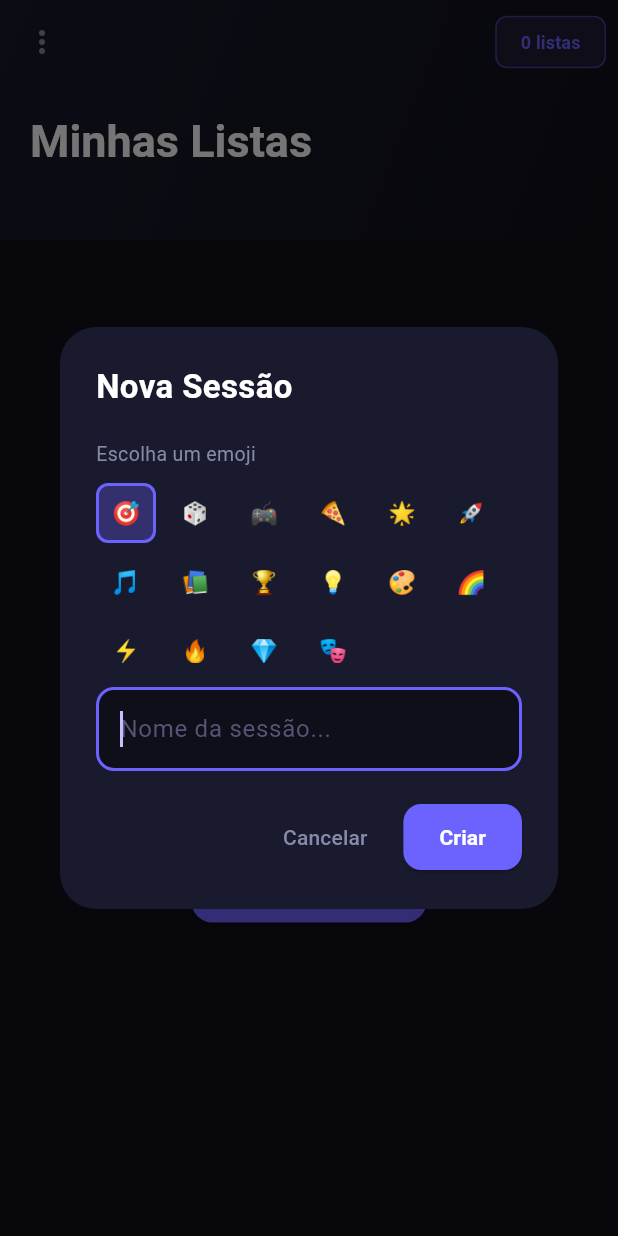
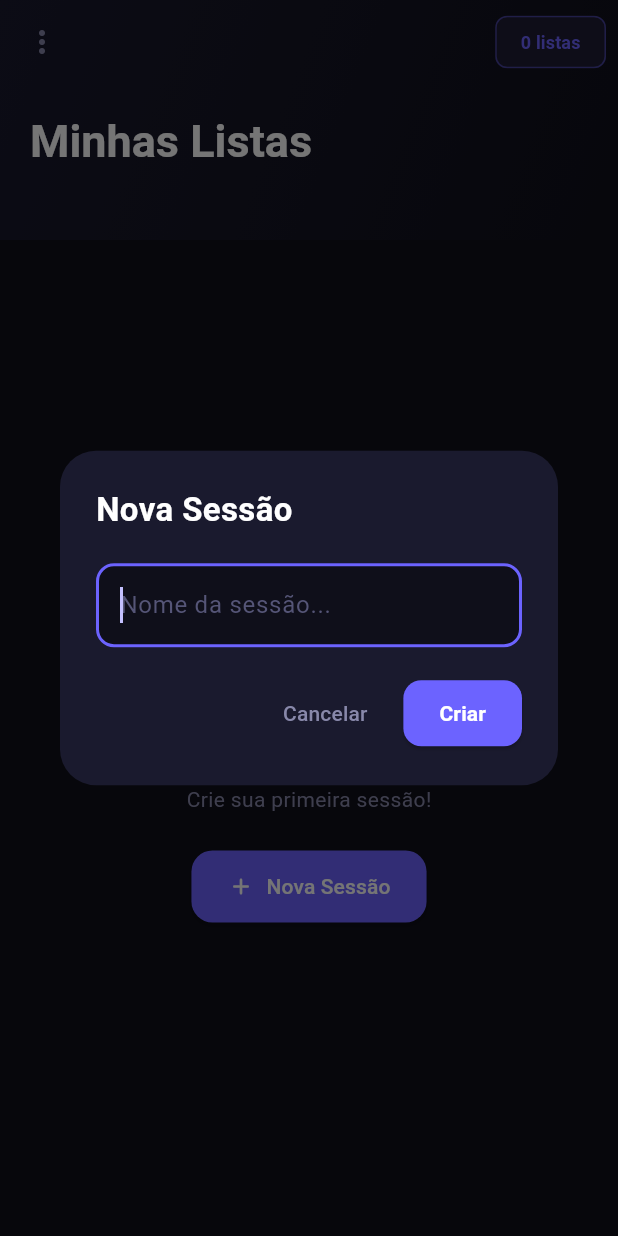
Before and after one commit to davy-bitencourt/chooser-app, a Flutter app: the screen it shows after launch, after a tap on "Nova Sessão", on a phone screen of 412 x 824 dp. Run offline on Flutter 3.47's test engine with Material 3 defaults, Android fonts, the phone set to English and light mode, and no system bars; our stand-ins replace file_picker, shared_preferences; Roboto replaces fonts that are missing (SF Pro Display).

Commit message:
bug-fix: gray scream

```diff
--- a/lib/models/item_list.dart
+++ b/lib/models/item_list.dart
@@ -1,25 +1,21 @@
 class Session {
   String id;
   String name;
-  String emoji;
   DateTime createdAt;
 
   Session({
     required this.id,
     required this.name,
-    required this.emoji,
     DateTime? createdAt,
   }) : createdAt = createdAt ?? DateTime.now();
 
   Session copyWith({
     String? id,
     String? name,
-    String? emoji,
   }) {
     return Session(
       id: id ?? this.id,
       name: name ?? this.name,
-      emoji: emoji ?? this.emoji,
       createdAt: createdAt,
     );
   }
--- a/lib/screens/lists_screen.dart
+++ b/lib/screens/lists_screen.dart
@@ -205,46 +205,6 @@ class _ListsScreenState extends State<ListsScreen> with TickerProviderStateMixin
                         fontSize: 22,
                         fontWeight: FontWeight.bold)),
                 const SizedBox(height: 20),
-                const Text('Escolha um emoji',
-                    style: TextStyle(color: Color(0xFF8888AA), fontSize: 13)),
-                const SizedBox(height: 10),
-                SizedBox(
-                  height: 120,
-                  child: SingleChildScrollView(
-                    child: Wrap(
-                      spacing: 6,
-                      runSpacing: 6,
-                      children: List.generate(_emojis.length, (i) {
-                        final isSelected = selectedEmoji == _emojis[i];
-                        return GestureDetector(
-                          onTap: () => setDialogState(() => selectedEmoji = _emojis[i]),
-                          child: AnimatedContainer(
-                            duration: const Duration(milliseconds: 150),
-                            width: 40,
-                            height: 40,
-                            decoration: BoxDecoration(
-                              color: isSelected
-                                  ? const Color(0xFF6C63FF).withValues(alpha: 0.3)
-                                  : Colors.transparent,
-                              borderRadius: BorderRadius.circular(8),
-                              border: Border.all(
-                                color: isSelected
-                                    ? const Color(0xFF6C63FF)
-                                    : Colors.transparent,
-                                width: 2,
-                              ),
-                            ),
-                            child: Center(
-                              child: Text(_emojis[i],
-                                  style: const TextStyle(fontSize: 15)),
-                            ),
-                          ),
-                        );
-                      }),
-                    ),
-                  ),
-                ),
-                const SizedBox(height: 16),
                 TextField(
                   controller: nameController,
                   autofocus: true,
@@ -280,7 +240,6 @@ class _ListsScreenState extends State<ListsScreen> with TickerProviderStateMixin
                           final newSession = Session(
                             id: DateTime.now().millisecondsSinceEpoch.toString(),
                             name: nameController.text.trim(),
-                            emoji: selectedEmoji,
                           );
                           setState(() {
                             _sessions.add(newSession);
@@ -613,7 +572,6 @@ class _ListsScreenState extends State<ListsScreen> with TickerProviderStateMixin
 
 void _showEditSessionDialog(Session session) {
   final nameController = TextEditingController(text: session.name);
-  String selectedEmoji = session.emoji;
 
   showDialog(
     context: context,
@@ -630,43 +588,6 @@ void _showEditSessionDialog(Session session) {
               const Text('Editar Sessão',
                   style: TextStyle(color: Colors.white, fontSize: 22, fontWeight: FontWeight.bold)),
               const SizedBox(height: 20),
-              const Text('Escolha um emoji',
-                  style: TextStyle(color: Color(0xFF8888AA), fontSize: 13)),
-              const SizedBox(height: 10),
-              SizedBox(
-                height: 120,
-                child: SingleChildScrollView(
-                  child: Wrap(
-                    spacing: 6,
-                    runSpacing: 6,
-                    children: List.generate(_emojis.length, (i) {
-                      final isSelected = selectedEmoji == _emojis[i];
-                      return GestureDetector(
-                        onTap: () => setDialogState(() => selectedEmoji = _emojis[i]),
-                        child: AnimatedContainer(
-                          duration: const Duration(milliseconds: 150),
-                          width: 40,
-                          height: 40,
-                          decoration: BoxDecoration(
-                            color: isSelected
-                                ? const Color(0xFF6C63FF).withValues(alpha: 0.3)
-                                : Colors.transparent,
-                            borderRadius: BorderRadius.circular(8),
-                            border: Border.all(
-                              color: isSelected ? const Color(0xFF6C63FF) : Colors.transparent,
-                              width: 2,
-                            ),
-                          ),
-                          child: Center(
-                            child: Text(_emojis[i], style: const TextStyle(fontSize: 15)),
-                          ),
-                        ),
-                      );
-                    }),
-                  ),
-                ),
-              ),
-              const SizedBox(height: 16),
               TextField(
                 controller: nameController,
                 autofocus: true,
@@ -703,7 +624,6 @@ void _showEditSessionDialog(Session session) {
                           if (idx != -1) {
                             _sessions[idx] = _sessions[idx].copyWith(
                               name: nameController.text.trim(),
-                              emoji: selectedEmoji,
                             );
                           }
                         });
@@ -882,15 +802,12 @@ void _deleteSession(String id) {
                         ),
                       );
                     },
-                    child: Tab(text: '${s.emoji} ${s.name}'),
+                    child: Tab(text: '${s.name}'),
                   );
                 }),
-                // botão de nova sessão
-                GestureDetector(
-                  onTap: _showCreateSessionDialog,
-                  child: const Tab(
-                    child: Icon(Icons.add_rounded, color: Color(0xFF8888AA), size: 20),
-                  ),
+                IconButton(
+                  icon: const Icon(Icons.add_rounded, color: Color(0xFF8888A9)),
+                  onPressed: _showCreateSessionDialog,
                 ),
               ],
             ),
--- a/lib/services/storage_service.dart
+++ b/lib/services/storage_service.dart
@@ -54,14 +54,12 @@ class StorageService {
   static Map<String, dynamic> _sessionToJson(Session s) => {
         'id': s.id,
         'name': s.name,
-        'emoji': s.emoji,
         'createdAt': s.createdAt.toIso8601String(),
       };
 
   static Session _sessionFromJson(Map<String, dynamic> j) => Session(
         id: j['id'] as String,
         name: j['name'] as String,
-        emoji: j['emoji'] as String,
         createdAt: DateTime.parse(j['createdAt'] as String),
       );
 
```
